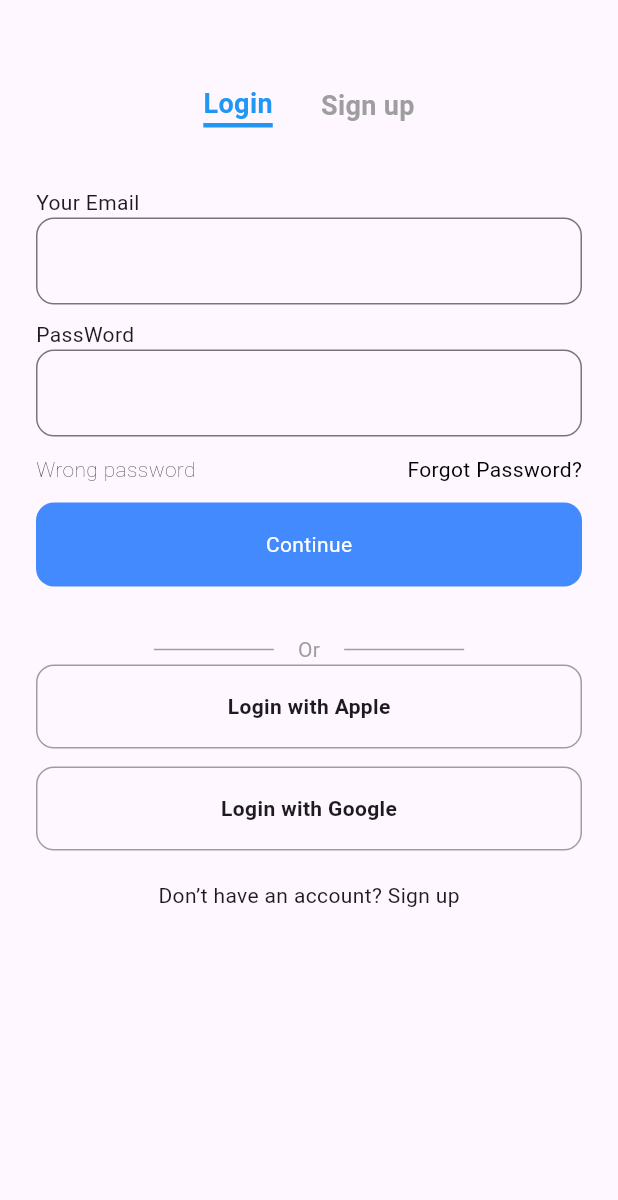
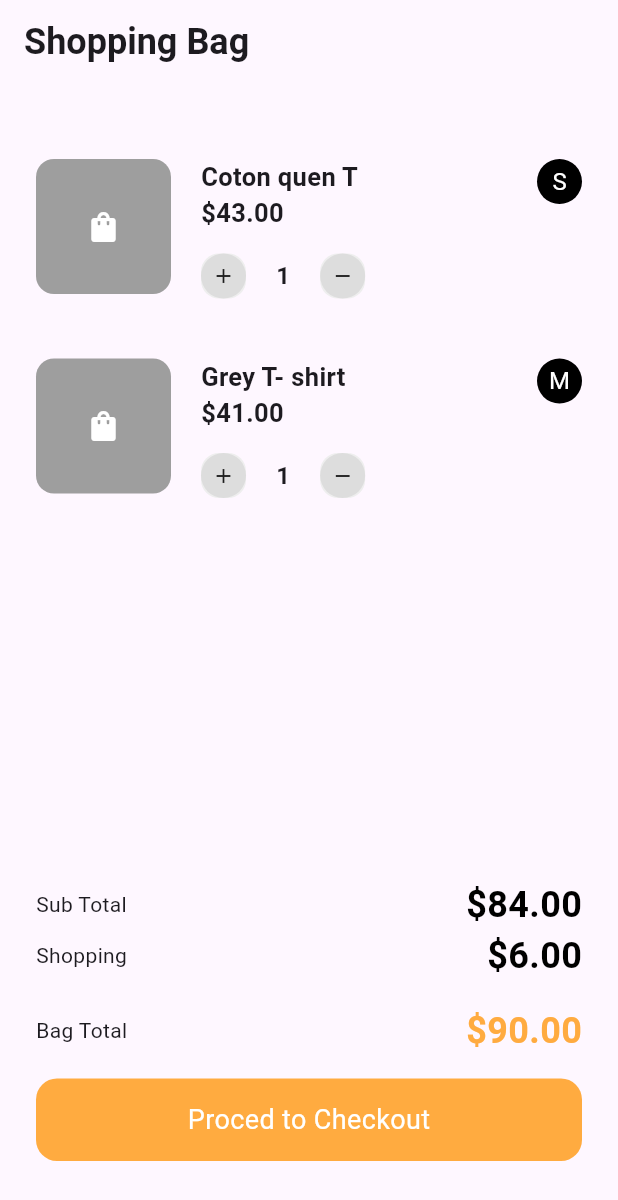
Before and after one commit to cwd0217/flutter_jiyoon_homework, a Flutter app: the screen it shows after launch, on a phone screen of 412 x 824 dp. Shown: the top 1200 px of the screen. Run offline on Flutter 3.47's test engine with Material 3 defaults, Android fonts, the phone set to English and light mode, and no system bars; our stand-ins replace flutter_riverpod, hooks_riverpod.

Commit message:
feat: 버튼 게산추가 근데 버튼눌렀을떄 동작은 따로 안만들었음

```diff
--- a/lib/main.dart
+++ b/lib/main.dart
@@ -1,7 +1,7 @@
 import 'package:flutter/material.dart';
 import 'package:flutter_jiyoon_homework/view/251127_showpping_bag_view.dart';
-import 'package:flutter_jiyoon_homework/view/shopping_setstate.dart';
 import 'package:flutter_jiyoon_homework/view_study/251128_view1.dart';
+import 'package:flutter_jiyoon_homework/view_study/251128_view2.dart';
 import 'package:flutter_riverpod/flutter_riverpod.dart';
 
 
@@ -44,7 +44,7 @@ class MyApp extends StatelessWidget {
   @override
   Widget build(BuildContext context) {
     return MaterialApp(
-      home: View1(),
+      home: View2(),
     );
   }
 }
--- a/lib/view_study/251128_view1.dart
+++ b/lib/view_study/251128_view1.dart
@@ -44,7 +44,9 @@ class View1 extends StatelessWidget {
             TextFormField(
               decoration: InputDecoration(
                 contentPadding: EdgeInsets.symmetric(vertical: 17),
-                border: OutlineInputBorder(borderRadius: BorderRadius.circular(12))
+                border: OutlineInputBorder(
+                  borderRadius: BorderRadius.circular(12),
+                ),
               ),
             ),
             SizedBox(height: 10),
@@ -52,7 +54,9 @@ class View1 extends StatelessWidget {
             TextFormField(
               decoration: InputDecoration(
                 contentPadding: EdgeInsets.symmetric(vertical: 17),
-                border: OutlineInputBorder(borderRadius: BorderRadius.circular(12))
+                border: OutlineInputBorder(
+                  borderRadius: BorderRadius.circular(12),
+                ),
               ),
             ),
             SizedBox(height: 12),
@@ -60,44 +64,35 @@ class View1 extends StatelessWidget {
             Row(
               mainAxisAlignment: MainAxisAlignment.spaceBetween,
               children: [
-                Text("Wrong password",
-                style: TextStyle(
-                  fontWeight: FontWeight.w100,
+                Text(
+                  "Wrong password",
+                  style: TextStyle(fontWeight: FontWeight.w100),
                 ),
-                ),
-                Text("Forgot Password?",
-                style: TextStyle(
-                  color: Colors.black
-                ),
-                ),
+                Text("Forgot Password?", style: TextStyle(color: Colors.black)),
               ],
             ),
-            SizedBox( height: 12,),
+            SizedBox(height: 12),
 
             //확인버튼
             Material(
               color: Colors.transparent,
               borderRadius: BorderRadius.circular(12),
               child: InkWell(
-                onTap: () {
-
-                },
+                onTap: () {},
                 child: Container(
                   width: double.infinity,
                   height: 56,
                   decoration: BoxDecoration(
                     borderRadius: BorderRadius.circular(12),
-                    color: Colors.blueAccent
+                    color: Colors.blueAccent,
                   ),
                   child: Center(
                     child: Text(
                       "Continue",
-                        style: TextStyle(
-                          color: Colors.white,
+                      style: TextStyle(color: Colors.white),
                     ),
                   ),
                 ),
-                )
               ),
             ),
             SizedBox(height: 32),
@@ -107,27 +102,22 @@ class View1 extends StatelessWidget {
               children: [
                 SizedBox(
                   width: 80,
-                  child: Divider(
-                    color: Colors.grey,
-                    thickness: 1,
-                  ),
+                  child: Divider(color: Colors.grey, thickness: 1),
                 ),
 
                 Padding(
                   padding: const EdgeInsets.symmetric(horizontal: 16),
-                  child: Text("Or",
+                  child: Text(
+                    "Or",
                     style: TextStyle(
                       color: Colors.grey,
-                    fontWeight: FontWeight.normal
+                      fontWeight: FontWeight.normal,
                     ),
                   ),
                 ),
                 SizedBox(
                   width: 80,
-                  child: Divider(
-                    color: Colors.grey,
-                    thickness: 1,
-                  ),
+                  child: Divider(color: Colors.grey, thickness: 1),
                 ),
               ],
             ),
@@ -135,21 +125,21 @@ class View1 extends StatelessWidget {
               color: Colors.transparent,
               borderRadius: BorderRadius.circular(12),
               child: InkWell(
-                onTap: () {
-
-                },
+                onTap: () {},
                 child: Container(
                   height: 56,
                   width: double.infinity,
                   decoration: BoxDecoration(
-                    border: Border.all(color: Colors.grey,width: 1),
-                    borderRadius: BorderRadius.circular(12)
+                    border: Border.all(color: Colors.grey, width: 1),
+                    borderRadius: BorderRadius.circular(12),
                   ),
-                  child: Center(child: Text("Login with Apple",
-                  style: TextStyle(
-                    fontWeight: FontWeight.bold
+                  child: Center(
+                    child: Text(
+                      "Login with Apple",
+                      style: TextStyle(fontWeight: FontWeight.bold),
                     ),
-                  ))),
+                  ),
+                ),
               ),
             ),
             SizedBox(height: 12),
@@ -157,21 +147,21 @@ class View1 extends StatelessWidget {
               color: Colors.transparent,
               borderRadius: BorderRadius.circular(12),
               child: InkWell(
-                onTap: () {
-
-                },
+                onTap: () {},
                 child: Container(
                   height: 56,
                   width: double.infinity,
                   decoration: BoxDecoration(
-                    border: Border.all(color: Colors.grey,width: 1),
-                    borderRadius: BorderRadius.circular(12)
+                    border: Border.all(color: Colors.grey, width: 1),
+                    borderRadius: BorderRadius.circular(12),
                   ),
-                  child: Center(child: Text("Login with Google",
-                  style: TextStyle(
-                    fontWeight: FontWeight.bold
+                  child: Center(
+                    child: Text(
+                      "Login with Google",
+                      style: TextStyle(fontWeight: FontWeight.bold),
                     ),
-                  ))),
+                  ),
+                ),
               ),
             ),
             SizedBox(height: 20),
@@ -181,5 +171,4 @@ class View1 extends StatelessWidget {
       ),
     );
   }
-
 }
--- /dev/null
+++ b/lib/view_study/251128_view2.dart
@@ -0,0 +1,239 @@
+import 'package:flutter/material.dart';
+import 'package:flutter/widgets.dart';
+//필요한 클래스를 만들어서 사용해주기
+class Cart {
+  String name;
+  double price;
+  int count;
+  String size;
+  Cart({
+    required this.name,
+    required this.price,
+    required this.count,
+    required this.size,
+  });
+}
+
+class View2 extends StatelessWidget {
+  View2({super.key});
+  final List<Cart> cart = [
+    Cart(name: "Coton quen T", price: 43.00, count: 1, size: "S"),
+    Cart(name: "Grey T- shirt", price: 41.00, count: 1, size: "M"),
+  ];
+  //만들어 진 틀안에 들어갈 리스트 만들기
+  // 이렇게 쓰니까 오타가 있어도 못잡아줌.. 그래서 클래스로 만들어쓰는 방법이 더 좋다..?
+  // final List<Map<String, dynamic>> cartList = [{
+  //   "name":"Coton quen T","price":43.00,"count":1,"size": "s"},
+  //   {"name":"Grey T- shirt","price":41.00,"count":1,"size": "M"}
+  //   ];
+  // 중복되는 글들을 메서드로 만들어서 사용할려고 파라미터를 만들어준거야
+  Widget buildCartItem({
+    required String name,
+    required double price,
+    required int count,
+    required String size,
+  }) {
+    // 무엇을 리턴을해야지 되는걸까?? 뭘 리턴받고싶은거지..? 중복되는 저 값들을 리턴하고싶은거같은데
+    return Column(
+      children: [
+        Row(
+          crossAxisAlignment: CrossAxisAlignment.start,
+          children: [
+            Container(
+              width: 90,
+              height: 90,
+              decoration: BoxDecoration(
+                color: Colors.grey,
+                borderRadius: BorderRadius.circular(12),
+              ),
+              child: Icon(Icons.shopping_bag, color: Colors.white),
+            ),
+            //수량 조절하는 버튼
+            Padding(
+              padding: const EdgeInsets.symmetric(horizontal: 20),
+              child: Column(
+                crossAxisAlignment: CrossAxisAlignment.start,
+                children: [
+                  Text(
+                    name,
+                    style: TextStyle(fontWeight: FontWeight.bold, fontSize: 17),
+                  ),
+                  Text(
+                    "\$${price.toStringAsFixed(2)}",
+                    style: TextStyle(fontWeight: FontWeight.bold, fontSize: 17),
+                  ),
+                  SizedBox(height: 15),
+                  Row(
+                    children: [
+                      //+ 버튼
+                      Material(
+                        color: Color(0xffeeeeee),
+                        borderRadius: BorderRadius.circular(12),
+
+                        child: InkWell(
+                          onTap: () {},
+
+                          child: Container(
+                            width: 30,
+                            height: 30,
+                            decoration: BoxDecoration(
+                              borderRadius: BorderRadius.circular(15),
+                              color: Color(0xffdddddd),
+                            ),
+                            child: Icon(Icons.add, size: 16),
+                          ),
+                        ),
+                      ),
+                      SizedBox(width: 10),
+                      //갯수
+                      Padding(
+                        padding: const EdgeInsets.symmetric(horizontal: 10),
+                        child: SizedBox(
+                          child: Text(
+                            "$count",
+                            style: TextStyle(
+                              fontSize: 16,
+                              fontWeight: FontWeight.bold,
+                            ),
+                          ),
+                        ),
+                      ),
+                      SizedBox(width: 10),
+
+                      //- 버튼
+                      Material(
+                        color: Color(0xffeeeeee),
+                        borderRadius: BorderRadius.circular(12),
+
+                        child: InkWell(
+                          onTap: () {},
+
+                          child: Container(
+                            width: 30,
+                            height: 30,
+                            decoration: BoxDecoration(
+                              borderRadius: BorderRadius.circular(15),
+                              color: Color(0xffdddddd),
+                            ),
+                            child: Icon(Icons.remove, size: 16),
+                          ),
+                        ),
+                      ),
+                    ],
+                  ),
+                ],
+              ),
+            ),
+            Spacer(),
+            //사이즈
+            Container(
+              width: 30,
+              height: 30,
+              decoration: BoxDecoration(
+                color: Colors.black,
+                borderRadius: BorderRadius.circular(15),
+              ),
+
+              child: Center(
+                child: Text(
+                  size,
+                  style: TextStyle(color: Colors.white, fontSize: 16),
+                ),
+              ),
+            ),
+          ],
+        ),
+      ],
+    );
+  }
+  // 총 게산할떄 쓰는 메서드
+  Widget _totalPrice ({required String name, required double price, required bool isbool}){
+          return Row(
+            mainAxisAlignment: MainAxisAlignment.spaceBetween,
+            children: [
+              Text(name),
+              Text("\$${price.toStringAsFixed(2)}",
+              style: TextStyle(
+                fontSize: 24,
+                fontWeight:   FontWeight.bold , color: isbool ? Colors.orangeAccent :  Colors.black
+              ),
+              )
+            ],
+          );
+          }
+
+  // Proced to Checkout 버튼
+  Widget _CheckoutButton (){
+    return Container(
+      alignment: Alignment.center,
+      width: double.infinity,
+      height: 55,
+      decoration: BoxDecoration(
+        borderRadius: BorderRadius.circular(14),
+        color: Colors.orangeAccent
+      ),
+      child: Text("Proced to Checkout",
+      style: TextStyle(
+        color: Colors.white,
+        fontSize: 18
+      ),
+      ),
+    );
+  }
+
+
+  @override
+  Widget build(BuildContext context) {
+    double subtotal = 0;
+    double shopping = 6.00;
+
+    for( var items in cart ){
+      subtotal += items.price * items.count;
+    }
+    double BagTotal = subtotal + shopping;
+
+    return Scaffold(
+      appBar: AppBar(
+        title: Text(
+          "Shopping Bag",
+          style: TextStyle(fontSize: 24, fontWeight: FontWeight.bold),
+        ),
+      ),
+
+      body: Padding(
+        padding: const EdgeInsets.symmetric(horizontal: 24, vertical: 50),
+        child: Column(
+          children: [
+            Expanded(
+              child: ListView.separated(
+                itemCount: cart.length,
+                itemBuilder: (context, index) {
+                  final cart2 = cart[index];
+                  return buildCartItem(
+                    name: cart2.name,
+                    price: cart2.price,
+                    count: cart2.count,
+                    size: cart2.size,
+                  );
+                },
+                separatorBuilder: (context, index) {
+                  return const SizedBox(height: 40);
+                },
+              ),
+
+            ),
+            // 토탈 가격 정리
+            _totalPrice(name: "Sub Total", price:84, isbool: false),
+            _totalPrice(name: "Shopping", price:6, isbool: false),
+            SizedBox(height: 16),
+            _totalPrice(name: "Bag Total", price:90, isbool: true),
+            SizedBox(height: 15),
+            //checkout button
+            _CheckoutButton()
+
+          ],
+        ),
+      ),
+    );
+  }
+}
```
Lines whose indentation alone changed are shown as unchanged.
